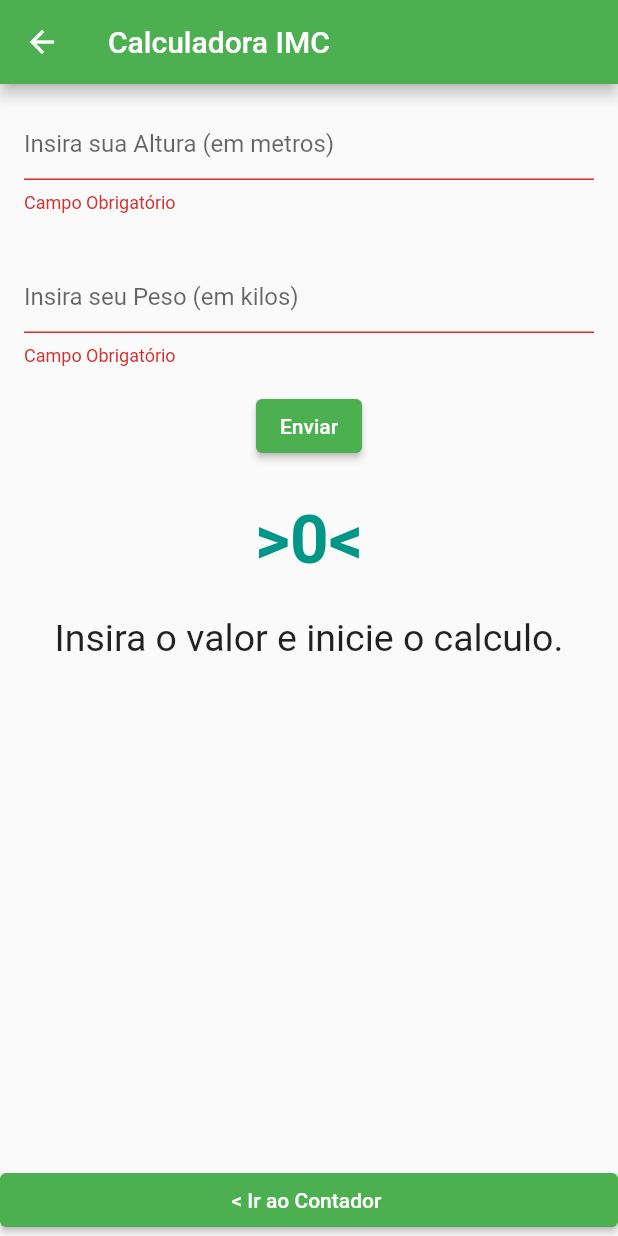
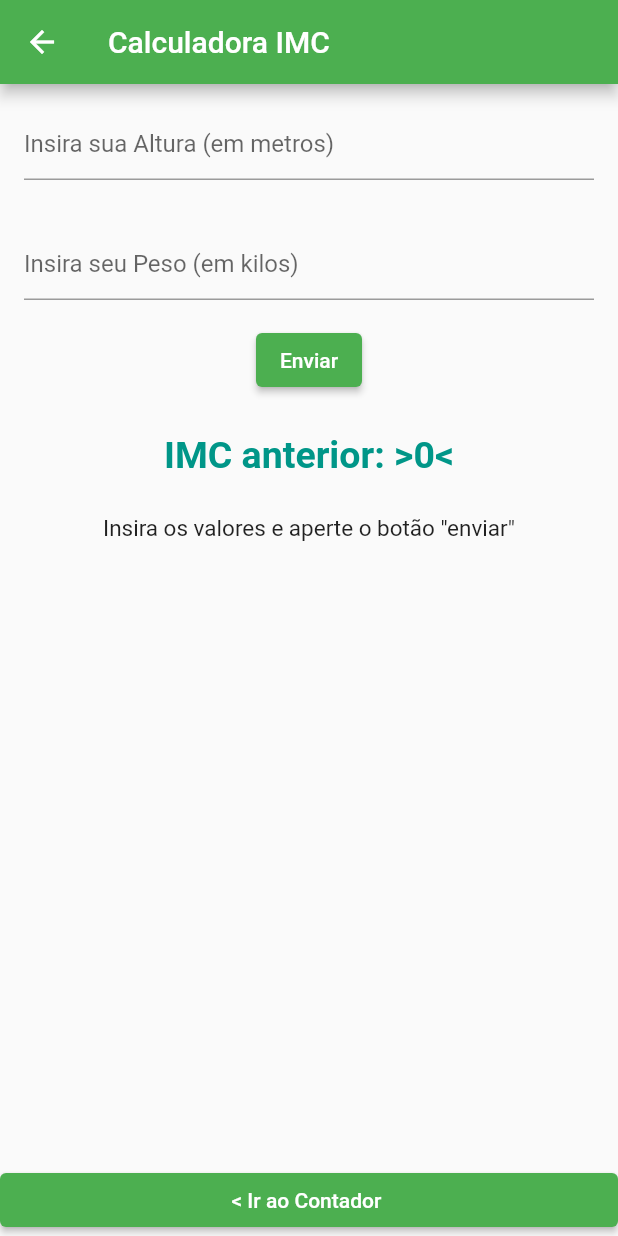
Before and after one commit to Pawtter/contador_returns, a Flutter app: the Imc_Screen screen opened directly, after a tap on "Enviar", on a phone screen of 412 x 824 dp. Run offline on Flutter 3.47's test engine with Material 2 defaults, Android fonts, the phone set to English and light mode, and no system bars.

Commit message:
Adicionada Tela de resultados IMC
Transferencia de valores entre telas

```diff
--- a/lib/Screens/imc/imc_Screen.dart
+++ b/lib/Screens/imc/imc_Screen.dart
@@ -3,6 +3,7 @@
 import 'package:flutter/material.dart';
 import 'package:contador_returns/screens/imc/imc_Screen_Controller.dart';
 import 'package:flutter/services.dart';
+import 'package:contador_returns/screens/imc/imc_resultado.dart';
 
 CalcularIMC cImc = new CalcularIMC();
 
@@ -111,11 +112,12 @@
           ElevatedButton(
             onPressed: () {
               setState(() {
+                altura = num.parse(myControllerAltura.text);
+                peso = num.parse(myControllerPeso.text);
                 if (_formKey.currentState!.validate()) {
-                  //log('processando');
-                  //log('$altura Altura');
-                  //log('$peso Peso');
-                  resultadoImc = cImc.imc(altura, peso);
+                  log('processando');
+                  log('$altura Altura');
+                  log('$peso Peso');
                   if (resultadoImc >= 40) {
                     threshold = 'Gigante';
                   } else if (resultadoImc >= 25) {
@@ -125,7 +127,16 @@
                   } else {
                     threshold = 'Magrelo';
                   }
-                  //log('$resultadoImc É o resultado');
+                  log('$resultadoImc É o resultado');
+                  resultadoImc = cImc.imc(altura, peso);
+                  Navigator.push(
+                      context,
+                      MaterialPageRoute(
+                        builder: (context) => Imc_Resultado(
+                          textoResultado: threshold,
+                          resultadoImc: resultadoImc,
+                        ),
+                      ));
                 }
               });
             },
@@ -135,9 +146,9 @@
             height: 25,
           ),
           Text(
-            '>$resultadoImc<',
+            'IMC anterior: >$resultadoImc<',
             style: const TextStyle(
-                fontWeight: FontWeight.bold, color: Colors.teal, fontSize: 45),
+                fontWeight: FontWeight.bold, color: Colors.teal, fontSize: 25),
           ),
           //const Text(
           //  'r=(altura/peso)^2',
@@ -146,9 +157,9 @@
           const SizedBox(
             height: 25,
           ),
-          Text(
-            threshold,
-            style: const TextStyle(fontSize: 25),
+          const Text(
+            'Insira os valores e aperte o botão "enviar"',
+            style: const TextStyle(fontSize: 15),
           ),
         ],
       ),
--- a/lib/main.dart
+++ b/lib/main.dart
@@ -1,6 +1,7 @@
 import 'package:contador_returns/screens/contador/contador_Screen.dart';
 import 'package:flutter/material.dart';
 import 'package:contador_returns/screens/imc/imc_Screen.dart';
+//import 'package:contador_returns/screens/imc/imc_resultado.dart';
 
 void main() {
   runApp(MyApp());
@@ -35,6 +36,7 @@
       routes: {
         '/': (context) => Contador_Screen(),
         '/segundaPagina': (context) => Imc_Screen(),
+        //'/resultadoIMC': (context) => Imc_Resultado(),
       },
     );
     //return Scaffold(
```
Also changed, not shown: lib/screens/imc/imc_resultado.dart (added, +39 -0 lines).
